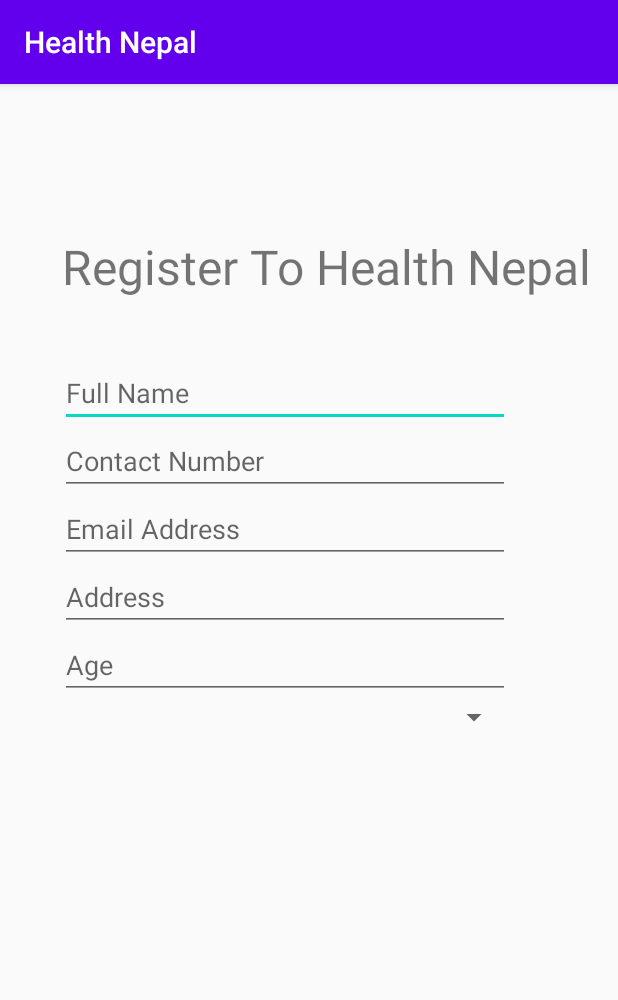
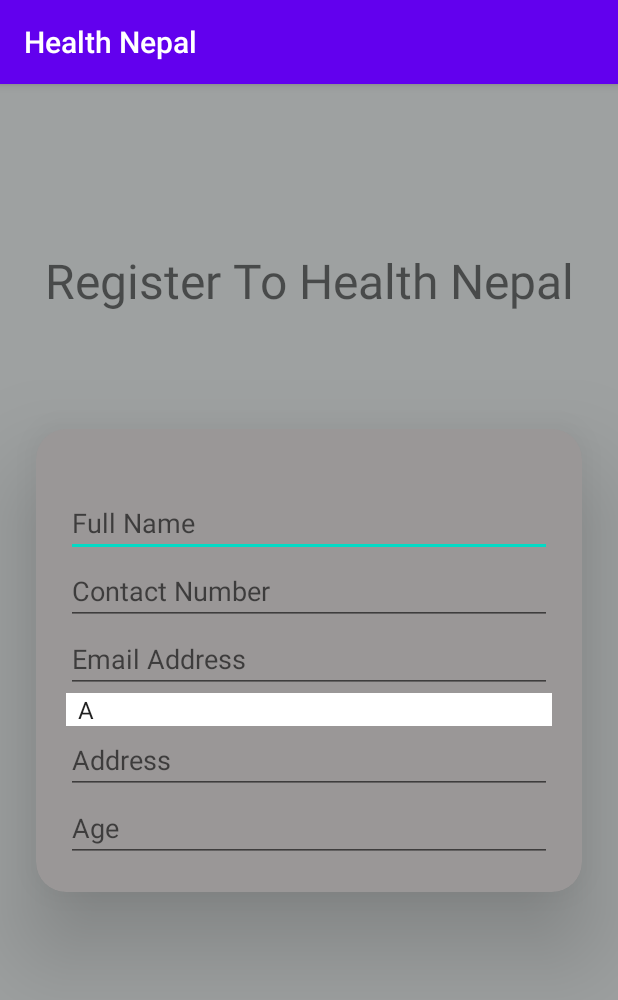
Before and after one commit to parjanya5797/HealthNepal, an Android app: the RegisterActivity screen opened directly, with no data from a screen before it, on a phone screen of 412 x 824 dp. Shown: the top 1000 px of the screen. Run offline under Robolectric (Android 15) with nearby library versions, the phone set to English and light mode, and no system bars; 1 statement that could not run was skipped.

Commit message:
Added Design Changes in Register and Added Spinner

```diff
--- a/app/src/main/java/com/example/healthnepal/RegisterActivity.java
+++ b/app/src/main/java/com/example/healthnepal/RegisterActivity.java
@@ -3,12 +3,34 @@ package com.example.healthnepal;
 import androidx.appcompat.app.AppCompatActivity;
 
 import android.os.Bundle;
+import android.view.View;
+import android.widget.AdapterView;
+import android.widget.ArrayAdapter;
+import android.widget.Spinner;
+import android.widget.Toast;
 
-public class RegisterActivity extends AppCompatActivity {
+public class RegisterActivity extends AppCompatActivity implements AdapterView.OnItemSelectedListener {
 
+    String[] blood_group = {"A","A+","A-","B+","B-","O+","0-","AB+","AB-"};
     @Override
     protected void onCreate(Bundle savedInstanceState) {
         super.onCreate(savedInstanceState);
         setContentView(R.layout.activity_register);
+        Spinner spin = (Spinner) findViewById(R.id.blood_group);
+        spin.setOnItemSelectedListener(this);
+        ArrayAdapter spinBGroup = new ArrayAdapter<String>(this,android.R.layout.simple_spinner_item,blood_group);
+        spinBGroup.setDropDownViewResource(android.R.layout.simple_spinner_dropdown_item);
+        spin.setAdapter(spinBGroup);
+
+    }
+
+    //Performing action onItemSelected and onNothing selected
+    @Override
+    public void onItemSelected(AdapterView<?> arg0, View arg1, int position, long id) {
+        Toast.makeText(getApplicationContext(),blood_group[position] , Toast.LENGTH_LONG).show();
+    }
+    @Override
+    public void onNothingSelected(AdapterView<?> arg0) {
+        // TODO Auto-generated method stub
     }
 }
--- a/app/src/main/res/layout/activity_register.xml
+++ b/app/src/main/res/layout/activity_register.xml
@@ -4,83 +4,96 @@
     xmlns:tools="http://schemas.android.com/tools"
     android:layout_width="match_parent"
     android:layout_height="match_parent"
-    tools:context=".RegisterActivity">
+    tools:context=".RegisterActivity"
+    android:background="#9EA1A1"
+    >
 
     <TextView
         android:id="@+id/register_1"
         android:layout_width="wrap_content"
         android:layout_height="wrap_content"
-        android:layout_marginTop="100dp"
-        android:layout_marginEnd="18dp"
-        android:layout_marginRight="18dp"
+        android:layout_marginTop="32dp"
         android:gravity="center_horizontal"
         android:text="@string/register_title"
         android:textSize="32dp"
-        app:layout_constraintEnd_toEndOf="parent"
+        android:elevation="50dp"
+        app:layout_constraintBottom_toTopOf="@+id/cardView"
+        app:layout_constraintEnd_toEndOf="@+id/cardView"
+        app:layout_constraintStart_toStartOf="@+id/cardView"
         app:layout_constraintTop_toTopOf="parent" />
 
 
+    <androidx.cardview.widget.CardView
+        android:id="@+id/cardView"
+        style="@style/CardDesign"
+        android:layout_width="match_parent"
+        android:layout_height="wrap_content"
+        android:layout_marginStart="24dp"
+        android:layout_marginLeft="24dp"
+        android:layout_marginTop="8dp"
+        android:layout_marginEnd="24dp"
+        android:layout_marginRight="24dp"
+        android:layout_marginBottom="8dp"
+        app:layout_constraintBottom_toBottomOf="parent"
+        app:layout_constraintEnd_toEndOf="parent"
+        app:layout_constraintHorizontal_bias="0.5"
+        app:layout_constraintStart_toStartOf="parent"
+        app:layout_constraintTop_toTopOf="parent">
+
+        <LinearLayout
+            android:layout_width="match_parent"
+            android:layout_height="match_parent"
+            android:orientation="vertical"
+            android:paddingLeft="20dp"
+            android:paddingRight="20dp"
+            android:paddingBottom="20dp"
+            >
+
             <EditText
                 android:id="@+id/full_name"
-        android:layout_width="0dp"
+                android:layout_width="match_parent"
                 android:layout_height="wrap_content"
                 android:layout_marginTop="40dp"
                 android:hint="Full Name"
-        android:inputType="text"
-        app:layout_constraintEnd_toEndOf="@+id/contact_no"
-        app:layout_constraintStart_toStartOf="@+id/contact_no"
-        app:layout_constraintTop_toBottomOf="@+id/register_1" />
+                android:inputType="text" />
 
             <EditText
                 android:id="@+id/contact_no"
-        android:layout_width="0dp"
+                android:layout_width="match_parent"
                 android:layout_height="wrap_content"
                 android:hint="Contact Number "
-        android:inputType="numberSigned"
-        app:layout_constraintEnd_toEndOf="@+id/register_email"
-        app:layout_constraintStart_toStartOf="@+id/register_email"
-        app:layout_constraintTop_toBottomOf="@+id/full_name" />
+                android:inputType="numberSigned" />
 
             <EditText
                 android:id="@+id/register_email"
-        android:layout_width="0dp"
+                android:layout_width="match_parent"
                 android:layout_height="wrap_content"
                 android:hint="Email Address"
-        android:inputType="textEmailAddress"
-        app:layout_constraintEnd_toEndOf="@+id/address"
-        app:layout_constraintStart_toStartOf="@+id/address"
-        app:layout_constraintTop_toBottomOf="@+id/contact_no" />
+                android:inputType="textEmailAddress" />
+
+            <Spinner
+                android:id="@+id/blood_group"
+                style="@style/spinnerStyle"
+                android:layout_width="match_parent"
+                android:layout_height="wrap_content"
+                android:hint="Blood Group"
+                android:inputType="text" />
 
             <EditText
                 android:id="@+id/address"
-        android:layout_width="0dp"
+                android:layout_width="match_parent"
                 android:layout_height="wrap_content"
                 android:hint="Address"
-        android:inputType="text"
-        app:layout_constraintEnd_toEndOf="@+id/age"
-        app:layout_constraintStart_toStartOf="@+id/age"
-        app:layout_constraintTop_toBottomOf="@+id/register_email" />
+                android:inputType="text" />
 
             <EditText
                 android:id="@+id/age"
-        android:layout_width="0dp"
+                android:layout_width="match_parent"
                 android:layout_height="wrap_content"
                 android:hint="Age"
-        android:inputType="numberSigned"
-        app:layout_constraintEnd_toEndOf="@+id/blood_group"
-        app:layout_constraintStart_toStartOf="@+id/blood_group"
-        app:layout_constraintTop_toBottomOf="@+id/address" />
-
-    <Spinner
-        android:id="@+id/blood_group"
-        android:layout_width="300dp"
-        android:layout_height="wrap_content"
-        android:layout_marginStart="40dp"
-        android:layout_marginLeft="40dp"
-        android:hint="Blood Group"
-        android:inputType="text"
-        app:layout_constraintStart_toStartOf="parent"
-        app:layout_constraintTop_toBottomOf="@+id/age" />
+                android:inputType="numberSigned" />
+        </LinearLayout>
+    </androidx.cardview.widget.CardView>
 
 
 </androidx.constraintlayout.widget.ConstraintLayout>
--- a/app/src/main/res/values/styles.xml
+++ b/app/src/main/res/values/styles.xml
@@ -20,4 +20,20 @@
         <item name="android:textSize">16sp</item>
     </style>
 
+    <style name="CardDesign">
+        <item name="android:textColor">#D15E5E</item>
+        <item name="android:textSize">40dp</item>
+        <item name="android:layout_marginStart">24dp</item>
+        <item name="android:layout_marginLeft">8dp</item>
+        <item name="android:layout_marginRight">24dp</item>
+        <item name="android:layout_marginBottom">24dp</item>
+        <item name="cardCornerRadius">20dp</item>
+        <item name="cardElevation">40dp</item>
+        <item name="cardBackgroundColor">#9A9797</item>
+    </style>
+    <style name="spinnerStyle">
+        <item name="android:background">#fff</item>
+
+    </style>
+
 </resources>
```
Lines whose indentation alone changed are shown as unchanged.
